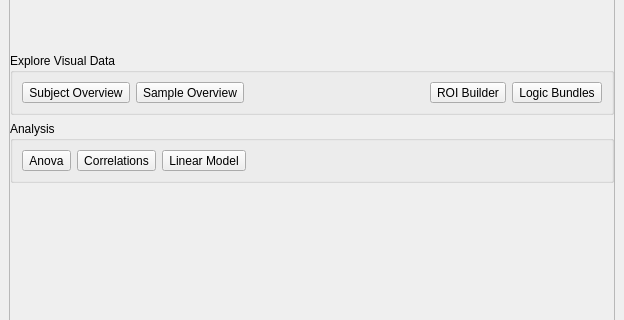
This is braviz/interaction/qt_guis/menu2_light.ui in diego0020/braviz-app as Qt 5 draws it before an edit; both pictures show x 0 to 624 and y 283 to 603 of the 624 by 787 pixel window. The edited form follows.
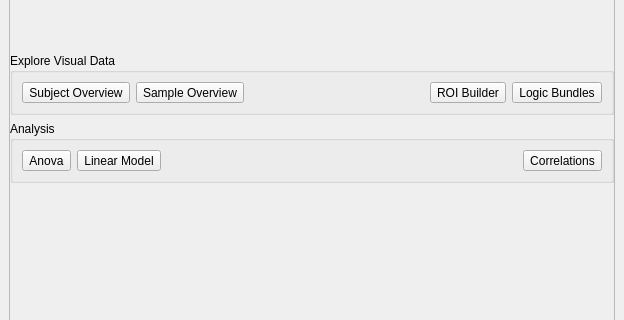
This is the edited form. Icons and pictures are not drawn.

The edit to the form file:
```diff
--- a/braviz/interaction/qt_guis/menu2_light.ui
+++ b/braviz/interaction/qt_guis/menu2_light.ui
@@ -326,33 +326,6 @@
             </property>
            </widget>
           </item>
-          <item>
-           <widget class="QToolButton" name="correlations">
-            <property name="enabled">
-             <bool>true</bool>
-            </property>
-            <property name="toolTip">
-             <string>Find correlations among pairs of variables in the database</string>
-            </property>
-            <property name="text">
-             <string>Correlations</string>
-            </property>
-            <property name="icon">
-             <iconset>
-              <normalon>:/icons/correlations_app.png</normalon>
-             </iconset>
-            </property>
-            <property name="iconSize">
-             <size>
-              <width>120</width>
-              <height>120</height>
-             </size>
-            </property>
-            <property name="toolButtonStyle">
-             <enum>Qt::ToolButtonTextUnderIcon</enum>
-            </property>
-           </widget>
-          </item>
           <item>
            <widget class="QToolButton" name="linear_model">
             <property name="enabled">
@@ -392,6 +365,33 @@
             </property>
            </spacer>
           </item>
+          <item>
+           <widget class="QToolButton" name="correlations">
+            <property name="enabled">
+             <bool>true</bool>
+            </property>
+            <property name="toolTip">
+             <string>Find correlations among pairs of variables in the database</string>
+            </property>
+            <property name="text">
+             <string>Correlations</string>
+            </property>
+            <property name="icon">
+             <iconset>
+              <normalon>:/icons/correlations_app.png</normalon>
+             </iconset>
+            </property>
+            <property name="iconSize">
+             <size>
+              <width>120</width>
+              <height>120</height>
+             </size>
+            </property>
+            <property name="toolButtonStyle">
+             <enum>Qt::ToolButtonTextUnderIcon</enum>
+            </property>
+           </widget>
+          </item>
          </layout>
         </widget>
        </item>
```
